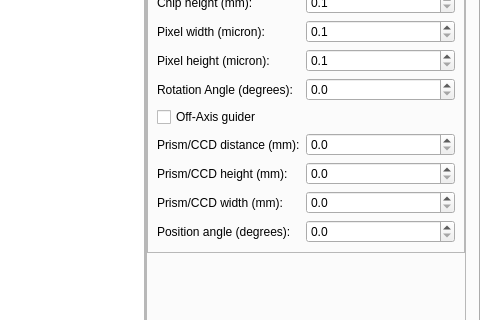
First picture: the form in plugins/Oculars/src/gui/ocularDialog.ui, repository 519984307/stellarium_src, before the edit; both pictures show x 188 to 668 and y 183 to 503 of the 668 by 594 pixel window.
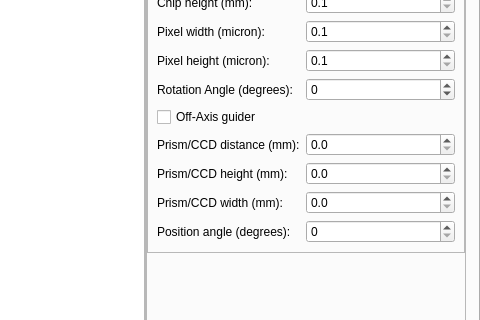
Second picture: the form after the edit. The open tabs and pages were chosen to show the change. Icons and pictures are not drawn. Custom widgets are drawn as their Qt base class.

Commit message: tune behaviour of Oculars plugin

The edit to the form file:
```diff
--- a/plugins/Oculars/src/gui/ocularDialog.ui
+++ b/plugins/Oculars/src/gui/ocularDialog.ui
@@ -1429,7 +1429,10 @@
                 <item row="12" column="1">
                  <widget class="QDoubleSpinBox" name="OAGPrismPA">
                   <property name="decimals">
-                   <number>1</number>
+                   <number>0</number>
+                  </property>
+                  <property name="minimum">
+                   <double>0.000000000000000</double>
                   </property>
                   <property name="maximum">
                    <double>360.000000000000000</double>
@@ -1449,7 +1452,10 @@
                 <item row="7" column="1">
                  <widget class="QDoubleSpinBox" name="ccdRotAngle">
                   <property name="decimals">
-                   <number>1</number>
+                   <number>0</number>
+                  </property>
+                  <property name="minimum">
+                   <double>-360.000000000000000</double>
                   </property>
                   <property name="maximum">
                    <double>360.000000000000000</double>
```
The commit also changes 2 other files.
